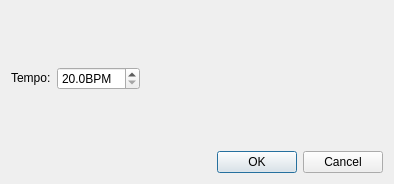
Qt form mscore/mscore/tempoproperties.ui (musescore/musescore-old) before a commit.
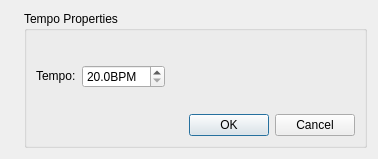
The same form after that commit. Icons and pictures are not drawn.

What changed in the file:
```diff
--- a/mscore/mscore/tempoproperties.ui
+++ b/mscore/mscore/tempoproperties.ui
@@ -5,14 +5,41 @@
    <rect>
     <x>0</x>
     <y>0</y>
-    <width>394</width>
-    <height>184</height>
+    <width>378</width>
+    <height>159</height>
    </rect>
   </property>
   <property name="windowTitle" >
    <string>MuseScore: Tempo Text Properties</string>
   </property>
-  <layout class="QGridLayout" >
+  <layout class="QVBoxLayout" name="verticalLayout" >
+   <item>
+    <layout class="QHBoxLayout" name="horizontalLayout" >
+     <item>
+      <widget class="QLabel" name="label_3" >
+       <property name="sizePolicy" >
+        <sizepolicy vsizetype="Ignored" hsizetype="Fixed" >
+         <horstretch>0</horstretch>
+         <verstretch>0</verstretch>
+        </sizepolicy>
+       </property>
+       <property name="text" >
+        <string/>
+       </property>
+       <property name="pixmap" >
+        <pixmap resource="mscore.qrc" >:/data/bg1.jpg</pixmap>
+       </property>
+      </widget>
+     </item>
+     <item>
+      <widget class="QGroupBox" name="groupBox" >
+       <property name="title" >
+        <string>Tempo Properties</string>
+       </property>
+       <property name="flat" >
+        <bool>true</bool>
+       </property>
+       <layout class="QGridLayout" name="gridLayout" >
    <item row="0" column="1" >
     <spacer>
      <property name="orientation" >
@@ -60,9 +87,9 @@
      <property name="orientation" >
       <enum>Qt::Horizontal</enum>
      </property>
-     <property name="sizeHint" >
+          <property name="sizeHint" stdset="0" >
       <size>
-       <width>40</width>
+            <width>44</width>
        <height>20</height>
       </size>
      </property>
@@ -73,10 +100,10 @@
      <property name="orientation" >
       <enum>Qt::Vertical</enum>
      </property>
-     <property name="sizeHint" >
+          <property name="sizeHint" stdset="0" >
       <size>
        <width>20</width>
-       <height>40</height>
+            <height>35</height>
       </size>
      </property>
     </spacer>
@@ -87,13 +114,20 @@
       <enum>Qt::Horizontal</enum>
      </property>
      <property name="standardButtons" >
-      <set>QDialogButtonBox::Cancel|QDialogButtonBox::NoButton|QDialogButtonBox::Ok</set>
+           <set>QDialogButtonBox::Cancel|QDialogButtonBox::Ok</set>
      </property>
     </widget>
    </item>
   </layout>
  </widget>
- <resources/>
+     </item>
+    </layout>
+   </item>
+  </layout>
+ </widget>
+ <resources>
+  <include location="mscore.qrc" />
+ </resources>
  <connections>
   <connection>
    <sender>buttonBox</sender>
```
Left out of the diff: 2 changed lines with no effect on the pictures. Lines whose indentation alone changed are shown as unchanged.
